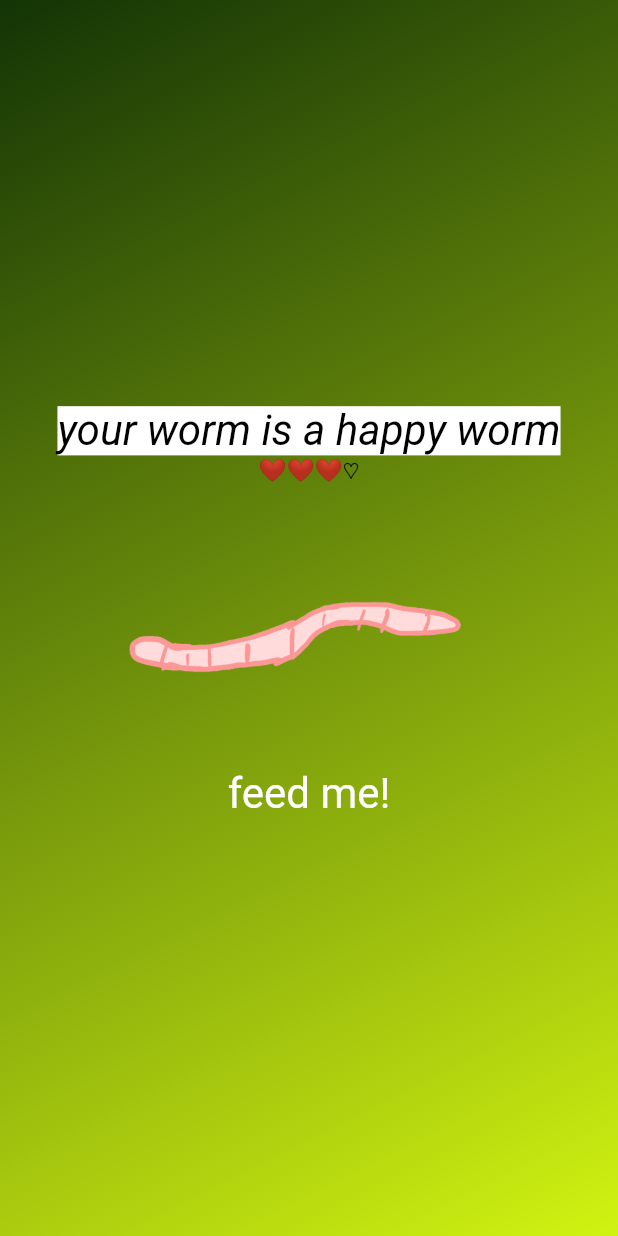
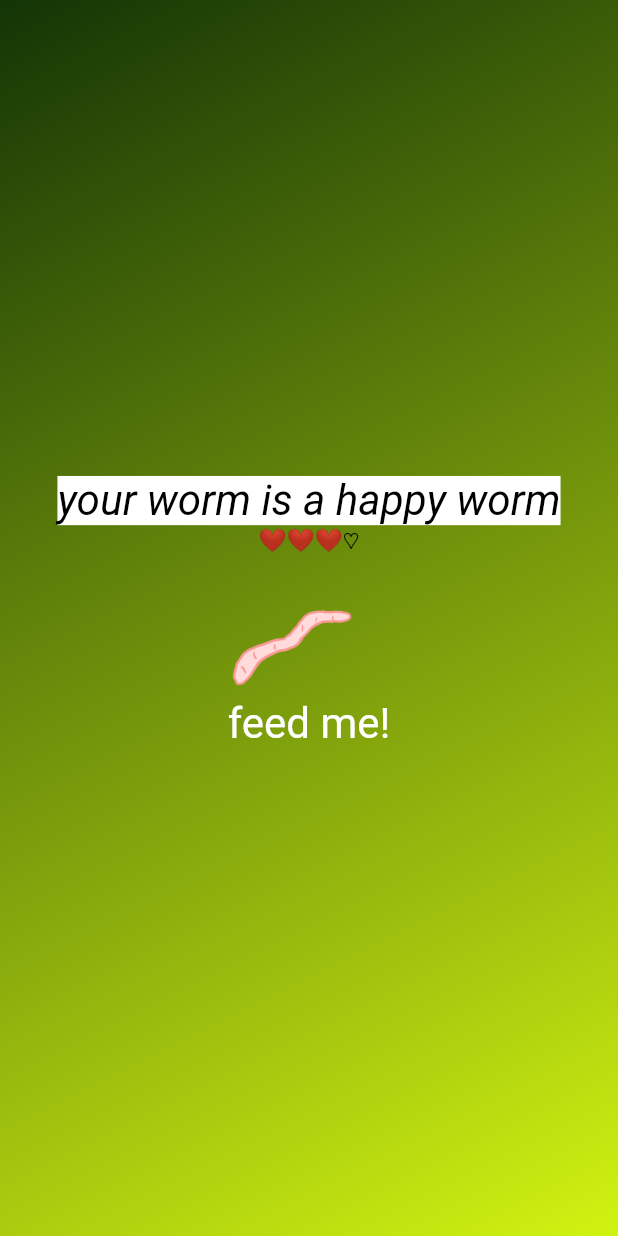
Before and after one commit to abbymachines/habit_vpet, a Flutter app: the screen it shows after launch, after a tap on "feed me!", on a phone screen of 412 x 824 dp. Run offline on Flutter 3.47's test engine with Material 2 defaults, Android fonts, the phone set to English and light mode, and no system bars.

Commit message:
create petFeeder stateful widget

```diff
--- a/lib/gradient_container.dart
+++ b/lib/gradient_container.dart
@@ -1,6 +1,7 @@
 import 'package:flutter/material.dart';
 import 'package:habit_vpet/styled_text.dart';
-import 'package:habit_vpet/worm.dart';
+// import 'package:habit_vpet/worm.dart';
+import 'package:habit_vpet/pet_feeder.dart';
 import 'package:habit_vpet/heart_bar.dart';
 
 const startAlignment = Alignment.topLeft;
@@ -12,10 +13,6 @@ class GradientContainer extends StatelessWidget {
   final Color color1;
   final Color color2;
 
-  void feedPet() {
-    //
-  }
-
   @override
   Widget build(context) {
     return Container(
@@ -26,20 +23,14 @@ class GradientContainer extends StatelessWidget {
           end: endAlignment,
         ),
       ),
-      child: Center(
+      child: const Center(
         child: Column(
           mainAxisSize: MainAxisSize.min,
           children: [
-            const StyledText('your worm is a happy worm'),
-            const HeartBar(),
-            const Worm(),
-            TextButton(
-              onPressed: feedPet,
-              style: TextButton.styleFrom(
-                  foregroundColor: Colors.white,
-                  textStyle: const TextStyle(fontSize: 28)),
-              child: const Text('feed me!'),
-            ),
+            StyledText('your worm is a happy worm'),
+            HeartBar(),
+            Column(children: [PetFeeder()])
+            // PetFeeder(),
           ],
         ),
       ),
--- /dev/null
+++ b/lib/pet_feeder.dart
@@ -0,0 +1,38 @@
+import 'package:flutter/material.dart';
+// import 'package:habit_vpet/worm.dart';
+
+class PetFeeder extends StatefulWidget {
+  const PetFeeder({super.key});
+
+  @override
+  State<PetFeeder> createState() {
+    return _PetFeederState();
+  }
+}
+
+class _PetFeederState extends State<PetFeeder> {
+  var activePetImage = 'assets/images/worm2.png';
+
+  void feedPet() {
+    setState(() {
+      activePetImage = 'assets/images/worm4.png';
+    });
+  }
+
+  @override
+  Widget build(context) {
+    return Column(
+      mainAxisSize: MainAxisSize.min,
+      children: [
+        Image.asset(activePetImage, width: 200),
+        TextButton(
+          onPressed: feedPet,
+          style: TextButton.styleFrom(
+              foregroundColor: Colors.white,
+              textStyle: const TextStyle(fontSize: 28)),
+          child: const Text('feed me!'),
+        ),
+      ],
+    );
+  }
+}
--- a/lib/worm.dart
+++ b/lib/worm.dart
@@ -1,10 +1,16 @@
-import 'package:flutter/material.dart';
+// import 'package:flutter/material.dart';
 
-class Worm extends StatelessWidget {
-  const Worm({super.key});
+// class Worm extends StatefulWidget {
+//   const Worm({super.key});
 
-  @override
-  Widget build(context) {
-    return Image.asset('assets/images/worm2.png');
-  }
-}
+//   @override
+//   State<Worm> createState() {
+//     return _WormState();
+//   }
+// }
+
+// class _WormState extends State<Worm> {
+//   var activeWormImage = 'assets/images/worm2.png';
+
+//   void
+// }
```
